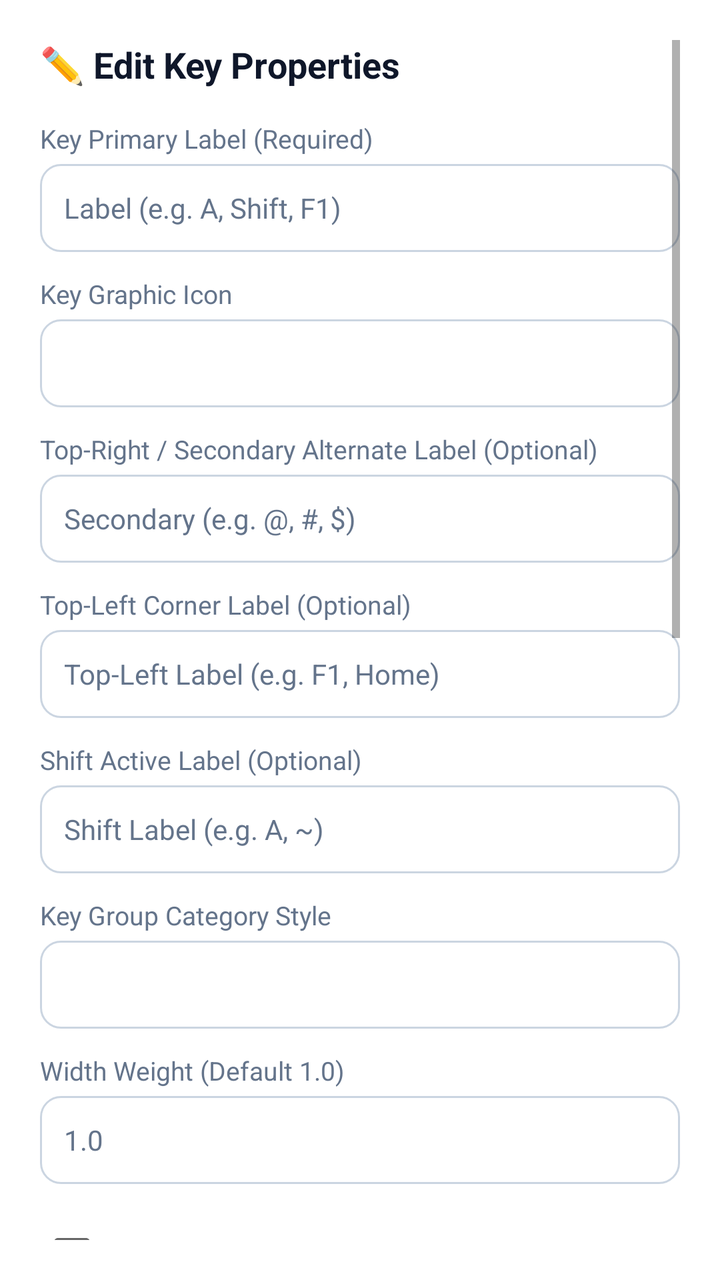
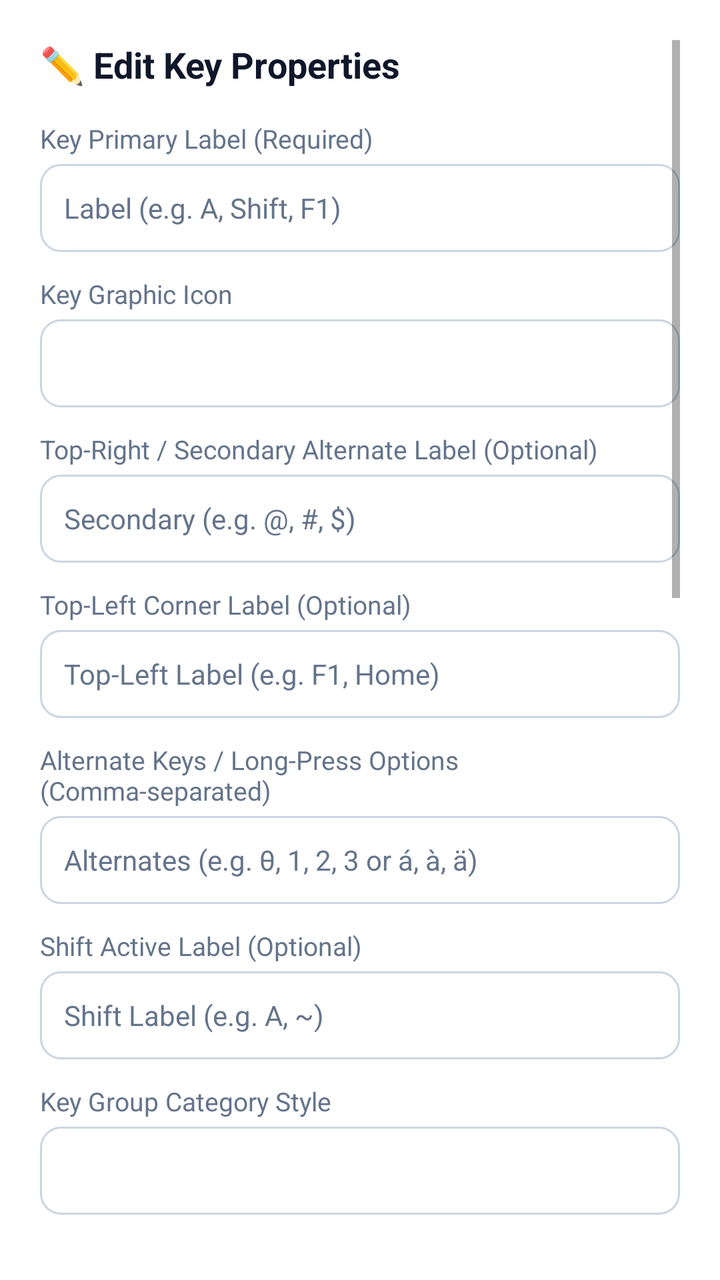

An Android layout rendered at two revisions. The XML below is the earlier revision; the diff shows what the commit changed to produce the second picture.
<!-- AndroidManifest.xml: application theme Theme.ProgrammerKeyboard -->
<!-- res/layout/dialog_edit_key.xml -->
<?xml version="1.0" encoding="utf-8"?>
<ScrollView xmlns:android="http://schemas.android.com/apk/res/android"
    android:layout_width="match_parent"
    android:layout_height="wrap_content"
    android:fillViewport="true"
    android:isScrollContainer="true"
    android:padding="20dp">

    <LinearLayout
        android:layout_width="match_parent"
        android:layout_height="wrap_content"
        android:orientation="vertical">

        <TextView
            android:layout_width="wrap_content"
            android:layout_height="wrap_content"
            android:text="✏️ Edit Key Properties"
            android:textColor="@color/settings_text_header"
            android:textSize="18sp"
            android:textStyle="bold"
            android:layout_marginBottom="16dp" />

        
        <TextView
            android:layout_width="wrap_content"
            android:layout_height="wrap_content"
            android:text="Key Primary Label (Required)"
            android:textColor="@color/settings_text_sub"
            android:textSize="13sp"
            android:layout_marginBottom="4dp" />

        <EditText
            android:id="@+id/etEditKeyPrimaryLabel"
            android:layout_width="match_parent"
            android:layout_height="44dp"
            android:background="@drawable/bg_spinner_card"
            android:hint="Label (e.g. A, Shift, F1)"
            android:textColorHint="#64748B"
            android:paddingStart="12dp"
            android:paddingEnd="12dp"
            android:textColor="@color/settings_text_header"
            android:textSize="14sp"
            android:layout_marginBottom="12dp" />

        
        <TextView
            android:layout_width="wrap_content"
            android:layout_height="wrap_content"
            android:text="Key Graphic Icon"
            android:textColor="@color/settings_text_sub"
            android:textSize="13sp"
            android:layout_marginBottom="4dp" />

        <Spinner
            android:id="@+id/spEditKeyIcon"
            android:layout_width="match_parent"
            android:layout_height="44dp"
            android:background="@drawable/bg_spinner_card"
            android:paddingStart="12dp"
            android:paddingEnd="12dp"
            android:layout_marginBottom="12dp" />

        
        <TextView
            android:layout_width="wrap_content"
            android:layout_height="wrap_content"
            android:text="Top-Right / Secondary Alternate Label (Optional)"
            android:textColor="@color/settings_text_sub"
            android:textSize="13sp"
            android:layout_marginBottom="4dp" />

        <EditText
            android:id="@+id/etEditKeySecondaryLabel"
            android:layout_width="match_parent"
            android:layout_height="44dp"
            android:background="@drawable/bg_spinner_card"
            android:hint="Secondary (e.g. @, #, $)"
            android:textColorHint="#64748B"
            android:paddingStart="12dp"
            android:paddingEnd="12dp"
            android:textColor="@color/settings_text_header"
            android:textSize="14sp"
            android:layout_marginBottom="12dp" />

        
        <TextView
            android:layout_width="wrap_content"
            android:layout_height="wrap_content"
            android:text="Top-Left Corner Label (Optional)"
            android:textColor="@color/settings_text_sub"
            android:textSize="13sp"
            android:layout_marginBottom="4dp" />

        <EditText
            android:id="@+id/etEditKeyTopLeftLabel"
            android:layout_width="match_parent"
            android:layout_height="44dp"
            android:background="@drawable/bg_spinner_card"
            android:hint="Top-Left Label (e.g. F1, Home)"
            android:textColorHint="#64748B"
            android:paddingStart="12dp"
            android:paddingEnd="12dp"
            android:textColor="@color/settings_text_header"
            android:textSize="14sp"
            android:layout_marginBottom="12dp" />

        
        <TextView
            android:layout_width="wrap_content"
            android:layout_height="wrap_content"
            android:text="Shift Active Label (Optional)"
            android:textColor="@color/settings_text_sub"
            android:textSize="13sp"
            android:layout_marginBottom="4dp" />

        <EditText
            android:id="@+id/etEditKeyShiftLabel"
            android:layout_width="match_parent"
            android:layout_height="44dp"
            android:background="@drawable/bg_spinner_card"
            android:hint="Shift Label (e.g. A, ~)"
            android:textColorHint="#64748B"
            android:paddingStart="12dp"
            android:paddingEnd="12dp"
            android:textColor="@color/settings_text_header"
            android:textSize="14sp"
            android:layout_marginBottom="12dp" />

        
        <TextView
            android:layout_width="wrap_content"
            android:layout_height="wrap_content"
            android:text="Key Group Category Style"
            android:textColor="@color/settings_text_sub"
            android:textSize="13sp"
            android:layout_marginBottom="4dp" />

        <Spinner
            android:id="@+id/spEditKeyCategoryStyle"
            android:layout_width="match_parent"
            android:layout_height="44dp"
            android:background="@drawable/bg_spinner_card"
            android:paddingStart="12dp"
            android:paddingEnd="12dp"
            android:layout_marginBottom="12dp" />

        
        <TextView
            android:layout_width="wrap_content"
            android:layout_height="wrap_content"
            android:text="Width Weight (Default 1.0)"
            android:textColor="@color/settings_text_sub"
            android:textSize="13sp"
            android:layout_marginBottom="4dp" />

        <EditText
            android:id="@+id/etEditKeyWidthWeight"
            android:layout_width="match_parent"
            android:layout_height="44dp"
            android:background="@drawable/bg_spinner_card"
            android:hint="1.0"
            android:textColorHint="#64748B"
            android:inputType="numberDecimal"
            android:paddingStart="12dp"
            android:paddingEnd="12dp"
            android:textColor="@color/settings_text_header"
            android:textSize="14sp"
            android:layout_marginBottom="12dp" />

        <CheckBox
            android:id="@+id/cbEditKeyIsSpacer"
            android:layout_width="wrap_content"
            android:layout_height="wrap_content"
            android:text="Blank Spacer Gap (Invisible in keyboard)"
            android:textColor="#38BDF8"
            android:textSize="13sp"
            android:layout_marginBottom="16dp" />

        
        <View
            android:layout_width="match_parent"
            android:layout_height="1dp"
            android:background="@color/settings_divider"
            android:layout_marginBottom="16dp" />

        <TextView
            android:layout_width="wrap_content"
            android:layout_height="wrap_content"
            android:text="⚡ Access Method Key Actions"
            android:textColor="@color/key_text_primary"
            android:textSize="15sp"
            android:textStyle="bold"
            android:layout_marginBottom="12dp" />

        
        <TextView
            android:layout_width="wrap_content"
            android:layout_height="wrap_content"
            android:text="1. On Tap / Press Action"
            android:textColor="#38BDF8"
            android:textSize="13sp"
            android:textStyle="bold"
            android:layout_marginBottom="4dp" />

        <Spinner
            android:id="@+id/spEditKeyActionType"
            android:layout_width="match_parent"
            android:layout_height="44dp"
            android:background="@drawable/bg_spinner_card"
            android:paddingStart="12dp"
            android:paddingEnd="12dp"
            android:layout_marginBottom="4dp" />

        <Spinner
            android:id="@+id/spEditKeyActionParamSelect"
            android:layout_width="match_parent"
            android:layout_height="44dp"
            android:background="@drawable/bg_spinner_card"
            android:paddingStart="12dp"
            android:paddingEnd="12dp"
            android:visibility="gone"
            android:layout_marginBottom="4dp" />

        <EditText
            android:id="@+id/etEditKeyActionParam"
            android:layout_width="match_parent"
            android:layout_height="44dp"
            android:background="@drawable/bg_spinner_card"
            android:hint="Parameter (e.g. text string or keycode)"
            android:textColorHint="#64748B"
            android:paddingStart="12dp"
            android:paddingEnd="12dp"
            android:textColor="@color/settings_text_header"
            android:textSize="14sp"
            android:layout_marginBottom="16dp" />

        
        <TextView
            android:layout_width="wrap_content"
            android:layout_height="wrap_content"
            android:text="2. On Long Press Action"
            android:textColor="#38BDF8"
            android:textSize="13sp"
            android:textStyle="bold"
            android:layout_marginBottom="4dp" />

        <Spinner
            android:id="@+id/spEditKeyLongPressType"
            android:layout_width="match_parent"
            android:layout_height="44dp"
            android:background="@drawable/bg_spinner_card"
            android:paddingStart="12dp"
            android:paddingEnd="12dp"
            android:layout_marginBottom="4dp" />

        <Spinner
            android:id="@+id/spEditKeyLongPressParamSelect"
            android:layout_width="match_parent"
            android:layout_height="44dp"
            android:background="@drawable/bg_spinner_card"
            android:paddingStart="12dp"
            android:paddingEnd="12dp"
            android:visibility="gone"
            android:layout_marginBottom="4dp" />

        <EditText
            android:id="@+id/etEditKeyLongPressParam"
            android:layout_width="match_parent"
            android:layout_height="44dp"
            android:background="@drawable/bg_spinner_card"
            android:hint="Parameter (e.g. repeat keycode, layout name, text)"
            android:textColorHint="#64748B"
            android:paddingStart="12dp"
            android:paddingEnd="12dp"
            android:textColor="@color/settings_text_header"
            android:textSize="14sp"
            android:layout_marginBottom="16dp" />

        
        <TextView
            android:layout_width="wrap_content"
            android:layout_height="wrap_content"
            android:text="3. On Swipe Up Action"
            android:textColor="#38BDF8"
            android:textSize="13sp"
            android:textStyle="bold"
            android:layout_marginBottom="4dp" />

        <Spinner
            android:id="@+id/spEditKeySwipeUpType"
            android:layout_width="match_parent"
            android:layout_height="44dp"
            android:background="@drawable/bg_spinner_card"
            android:paddingStart="12dp"
            android:paddingEnd="12dp"
            android:layout_marginBottom="4dp" />

        <Spinner
            android:id="@+id/spEditKeySwipeUpParamSelect"
            android:layout_width="match_parent"
            android:layout_height="44dp"
            android:background="@drawable/bg_spinner_card"
            android:paddingStart="12dp"
            android:paddingEnd="12dp"
            android:visibility="gone"
            android:layout_marginBottom="4dp" />

        <EditText
            android:id="@+id/etEditKeySwipeUpParam"
            android:layout_width="match_parent"
            android:layout_height="44dp"
            android:background="@drawable/bg_spinner_card"
            android:hint="Parameter (e.g. text character, keycode)"
            android:textColorHint="#64748B"
            android:paddingStart="12dp"
            android:paddingEnd="12dp"
            android:textColor="@color/settings_text_header"
            android:textSize="14sp"
            android:layout_marginBottom="16dp" />

        
        <TextView
            android:layout_width="wrap_content"
            android:layout_height="wrap_content"
            android:text="4. On Swipe Down Action"
            android:textColor="#38BDF8"
            android:textSize="13sp"
            android:textStyle="bold"
            android:layout_marginBottom="4dp" />

        <Spinner
            android:id="@+id/spEditKeySwipeDownType"
            android:layout_width="match_parent"
            android:layout_height="44dp"
            android:background="@drawable/bg_spinner_card"
            android:paddingStart="12dp"
            android:paddingEnd="12dp"
            android:layout_marginBottom="4dp" />

        <Spinner
            android:id="@+id/spEditKeySwipeDownParamSelect"
            android:layout_width="match_parent"
            android:layout_height="44dp"
            android:background="@drawable/bg_spinner_card"
            android:paddingStart="12dp"
            android:paddingEnd="12dp"
            android:visibility="gone"
            android:layout_marginBottom="4dp" />

        <EditText
            android:id="@+id/etEditKeySwipeDownParam"
            android:layout_width="match_parent"
            android:layout_height="44dp"
            android:background="@drawable/bg_spinner_card"
            android:hint="Parameter (e.g. text character, keycode)"
            android:textColorHint="#64748B"
            android:paddingStart="12dp"
            android:paddingEnd="12dp"
            android:textColor="@color/settings_text_header"
            android:textSize="14sp"
            android:layout_marginBottom="20dp" />

        
        <Button
            android:id="@+id/btnDeleteKey"
            android:layout_width="match_parent"
            android:layout_height="44dp"
            android:backgroundTint="#7F1D1D"
            android:text="🗑️ Delete Key from Layout"
            android:textColor="#FFFFFF"
            android:textSize="13sp"
            android:textStyle="bold" />

    </LinearLayout>
</ScrollView>
<!-- resources referenced by this layout -->
<resources>
  <color name="key_text_primary">#0F172A</color>
  <color name="settings_divider">#E2E8F0</color>
  <color name="settings_text_header">#0F172A</color>
  <color name="settings_text_sub">#64748B</color>
  <!-- drawable bg_spinner_card (drawable) -->
  <?xml version="1.0" encoding="utf-8"?>
  <shape xmlns:android="http://schemas.android.com/apk/res/android"
      android:shape="rectangle">
      <solid android:color="@color/settings_card_bg" />
      <corners android:radius="10dp" />
      <stroke
          android:width="1dp"
          android:color="@color/settings_card_border" />
  </shape>
  <style name="Theme.ProgrammerKeyboard" parent="Theme.MaterialComponents.DayNight.NoActionBar">
          <item name="colorPrimary">#38BDF8</item>
          <item name="colorPrimaryVariant">#0284C7</item>
          <item name="colorOnPrimary">#0F172A</item>
          <item name="android:statusBarColor">#12141C</item>
          <item name="android:navigationBarColor">#12141C</item>
      </style>
  <color name="settings_card_bg">#FFFFFF</color>
  <color name="settings_card_border">#CBD5E1</color>
</resources>

<!-- the commit's change to res/layout/dialog_edit_key.xml (unified diff, before → after) -->
@@ -108,6 +108,31 @@
         <TextView
             android:layout_width="wrap_content"
             android:layout_height="wrap_content"
+            android:text="Alternate Keys / Long-Press Options (Comma-separated)"
+            android:textColor="@color/settings_text_sub"
+            android:textSize="13sp"
+            android:layout_marginBottom="4dp" />
+
+        <EditText
+            android:id="@+id/etEditKeyAlternates"
+            android:layout_width="match_parent"
+            android:layout_height="wrap_content"
+            android:minHeight="44dp"
+            android:background="@drawable/bg_spinner_card"
+            android:hint="Alternates (e.g. θ, 1, 2, 3 or á, à, ä)"
+            android:textColorHint="#64748B"
+            android:paddingStart="12dp"
+            android:paddingEnd="12dp"
+            android:paddingTop="8dp"
+            android:paddingBottom="8dp"
+            android:textColor="@color/settings_text_header"
+            android:textSize="14sp"
+            android:layout_marginBottom="12dp" />
+
+        
+        <TextView
+            android:layout_width="wrap_content"
+            android:layout_height="wrap_content"
             android:text="Shift Active Label (Optional)"
             android:textColor="@color/settings_text_sub"
             android:textSize="13sp"
